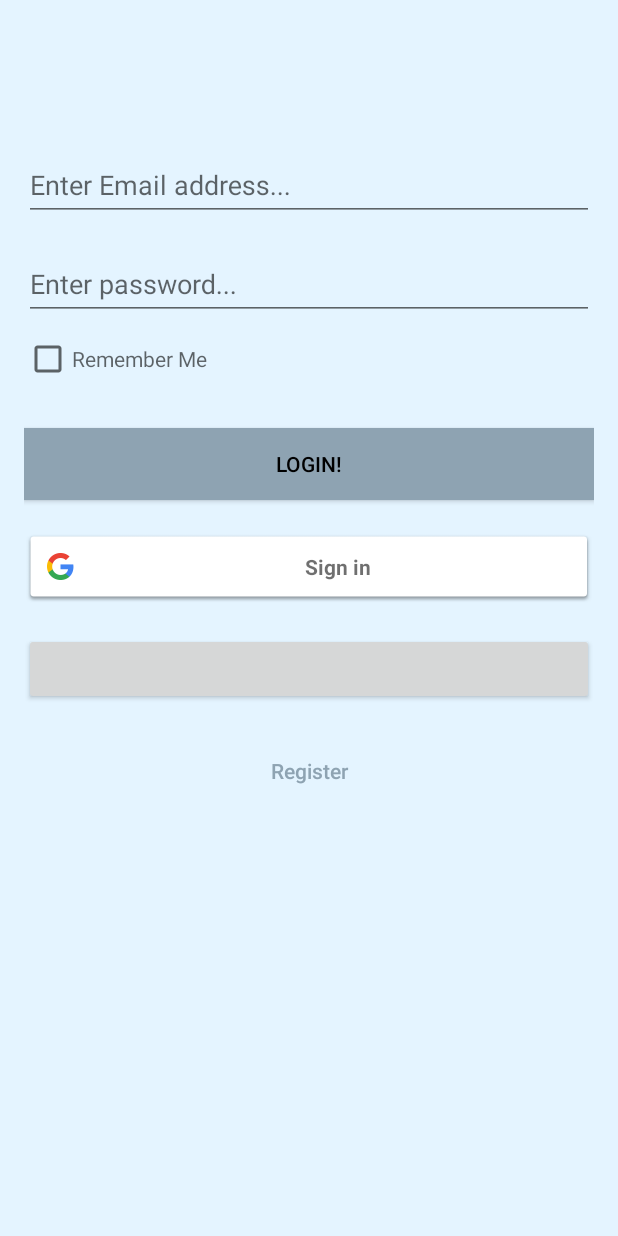
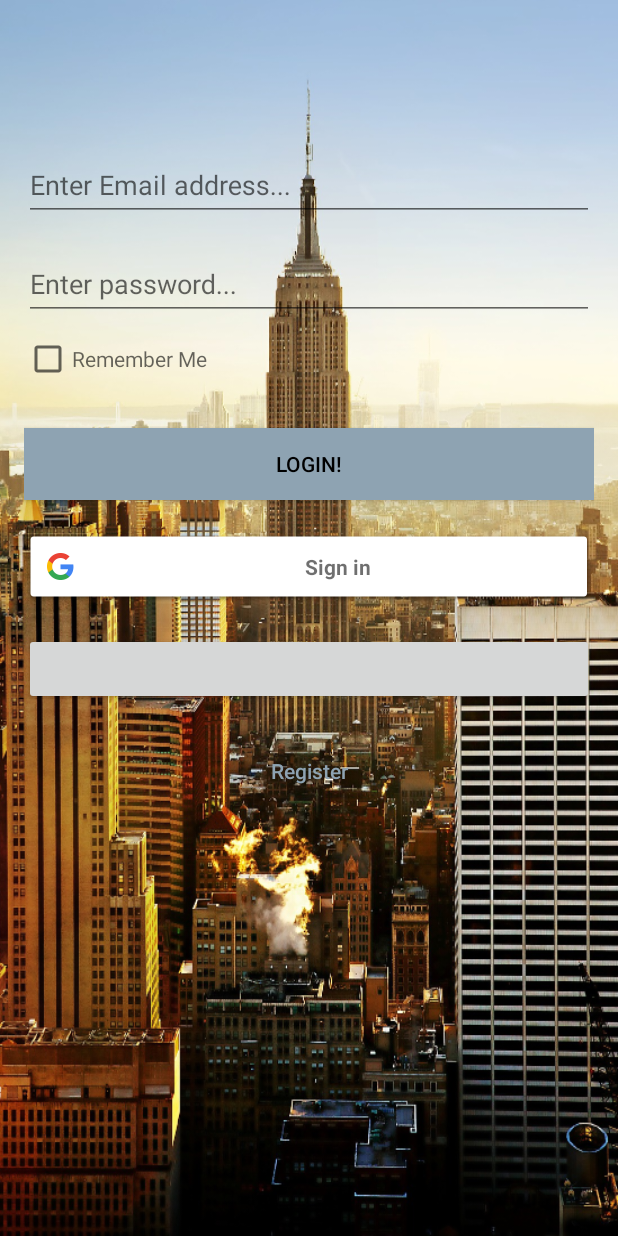
Before and after one commit to dheuss/FlatShare, an Android app: the screen it shows after launch (LoginActivity), on a phone screen of 412 x 824 dp. Run offline under Robolectric (Android 15) with nearby library versions, the phone set to English and light mode, and no system bars; our stand-ins replace Timber; libraries missing offline, so code that uses them is left out: com.facebook, com.facebook.login, dmax.dialog; plain views replace LoginButton; 5 statements that could not run were skipped.

Commit message:
background image

```diff
--- a/app/src/main/res/layout/activity_login.xml
+++ b/app/src/main/res/layout/activity_login.xml
@@ -4,7 +4,7 @@
     android:id="@+id/activity_login_activity"
     android:layout_width="match_parent"
     android:layout_height="match_parent"
-    android:background="@color/colorBackground"
+    android:background="@drawable/background_login"
     android:orientation="vertical"
     android:paddingBottom="@dimen/activity_vertical_margin"
     android:paddingLeft="@dimen/activity_horizontal_margin"
```
Also changed, not shown: app/src/main/res/drawable-xxhdpi-v9/background_login.jpg (added).
